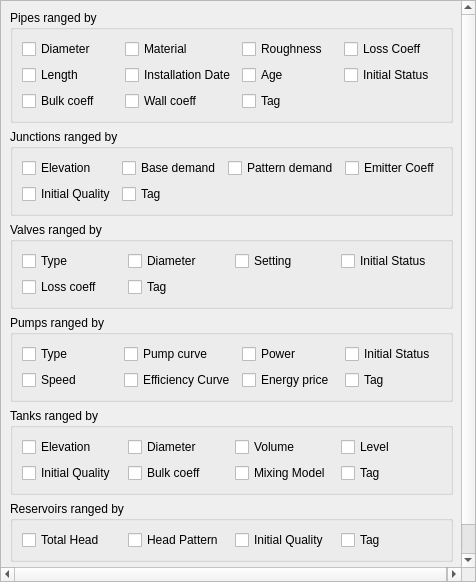
This is ui/qgisred_thematicmaps_dialog.ui in qgisred/QGISRed as Qt 5 draws it before an edit. The edited form follows.
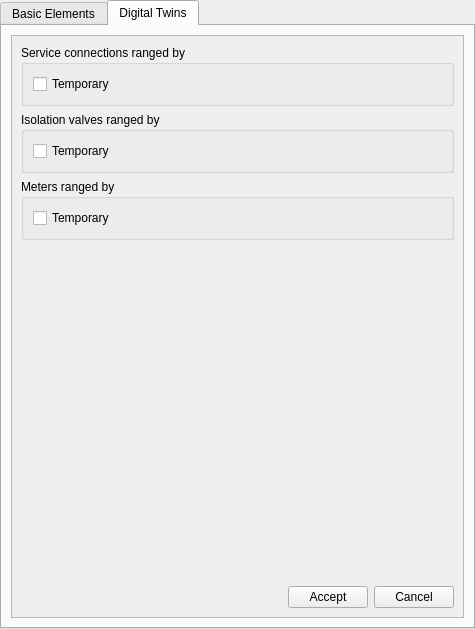
This is the edited form. The open tabs and pages were chosen to show the change.

Commit message: New Queries and Digital Twins

```diff
--- a/ui/qgisred_thematicmaps_dialog.ui
+++ b/ui/qgisred_thematicmaps_dialog.ui
@@ -6,8 +6,8 @@
    <rect>
     <x>0</x>
     <y>0</y>
-    <width>476</width>
-    <height>582</height>
+    <width>475</width>
+    <height>629</height>
    </rect>
   </property>
   <property name="sizePolicy">
@@ -36,6 +36,22 @@
     <number>0</number>
    </property>
    <item>
+    <widget class="QTabWidget" name="tabWidget">
+     <property name="currentIndex">
+      <number>0</number>
+     </property>
+     <property name="movable">
+      <bool>false</bool>
+     </property>
+     <property name="tabBarAutoHide">
+      <bool>false</bool>
+     </property>
+     <widget class="QWidget" name="tab_basicElements">
+      <attribute name="title">
+       <string>Basic Elements</string>
+      </attribute>
+      <layout class="QVBoxLayout" name="verticalLayout">
+       <item>
     <widget class="QScrollArea" name="scrollArea">
      <property name="sizePolicy">
       <sizepolicy hsizetype="Preferred" vsizetype="Preferred">
@@ -54,8 +70,8 @@
        <rect>
         <x>0</x>
         <y>0</y>
-        <width>474</width>
-        <height>580</height>
+            <width>449</width>
+            <height>583</height>
        </rect>
       </property>
       <layout class="QVBoxLayout" name="verticalLayout_2">
@@ -432,6 +448,19 @@
          </layout>
         </widget>
        </item>
+           <item>
+            <spacer name="verticalSpacer_2">
+             <property name="orientation">
+              <enum>Qt::Vertical</enum>
+             </property>
+             <property name="sizeHint" stdset="0">
+              <size>
+               <width>20</width>
+               <height>40</height>
+              </size>
+             </property>
+            </spacer>
+           </item>
        <item>
         <layout class="QHBoxLayout" name="horizontalLayout">
          <item>
@@ -462,6 +491,143 @@
           </widget>
          </item>
         </layout>
+           </item>
+          </layout>
+         </widget>
+        </widget>
+       </item>
+      </layout>
+     </widget>
+     <widget class="QWidget" name="tab_digitalTwins">
+      <attribute name="title">
+       <string>Digital Twins</string>
+      </attribute>
+      <layout class="QHBoxLayout" name="horizontalLayout_5">
+       <item>
+        <widget class="QScrollArea" name="scrollArea_3">
+         <property name="sizePolicy">
+          <sizepolicy hsizetype="Preferred" vsizetype="Preferred">
+           <horstretch>0</horstretch>
+           <verstretch>0</verstretch>
+          </sizepolicy>
+         </property>
+         <property name="sizeAdjustPolicy">
+          <enum>QAbstractScrollArea::AdjustToContents</enum>
+         </property>
+         <property name="widgetResizable">
+          <bool>true</bool>
+         </property>
+         <widget class="QWidget" name="scrollAreaWidgetContents_3">
+          <property name="geometry">
+           <rect>
+            <x>0</x>
+            <y>0</y>
+            <width>449</width>
+            <height>583</height>
+           </rect>
+          </property>
+          <layout class="QVBoxLayout" name="verticalLayout_5">
+           <item>
+            <widget class="QGroupBox" name="gbService">
+             <property name="title">
+              <string>Service connections ranged by</string>
+             </property>
+             <layout class="QGridLayout" name="gridLayout_13">
+              <item row="0" column="0">
+               <widget class="QCheckBox" name="cbPipesDiameter_3">
+                <property name="text">
+                 <string>Temporary</string>
+                </property>
+               </widget>
+              </item>
+             </layout>
+            </widget>
+           </item>
+           <item>
+            <widget class="QGroupBox" name="gbIsolation">
+             <property name="title">
+              <string>Isolation valves ranged by</string>
+             </property>
+             <layout class="QGridLayout" name="gridLayout_17">
+              <item row="0" column="0">
+               <widget class="QCheckBox" name="cbTanksElevation_3">
+                <property name="text">
+                 <string>Temporary</string>
+                </property>
+               </widget>
+              </item>
+             </layout>
+            </widget>
+           </item>
+           <item>
+            <widget class="QGroupBox" name="gbMeters">
+             <property name="sizePolicy">
+              <sizepolicy hsizetype="Preferred" vsizetype="Fixed">
+               <horstretch>0</horstretch>
+               <verstretch>0</verstretch>
+              </sizepolicy>
+             </property>
+             <property name="title">
+              <string>Meters ranged by</string>
+             </property>
+             <layout class="QGridLayout" name="gridLayout_18">
+              <item row="0" column="0">
+               <widget class="QCheckBox" name="cbReservoirsTotalHead_3">
+                <property name="text">
+                 <string>Temporary</string>
+                </property>
+               </widget>
+              </item>
+             </layout>
+            </widget>
+           </item>
+           <item>
+            <spacer name="verticalSpacer">
+             <property name="orientation">
+              <enum>Qt::Vertical</enum>
+             </property>
+             <property name="sizeHint" stdset="0">
+              <size>
+               <width>20</width>
+               <height>40</height>
+              </size>
+             </property>
+            </spacer>
+           </item>
+           <item>
+            <layout class="QHBoxLayout" name="horizontalLayout_4">
+             <item>
+              <spacer name="horizontalSpacer_3">
+               <property name="orientation">
+                <enum>Qt::Horizontal</enum>
+               </property>
+               <property name="sizeHint" stdset="0">
+                <size>
+                 <width>0</width>
+                 <height>0</height>
+                </size>
+               </property>
+              </spacer>
+             </item>
+             <item>
+              <widget class="QPushButton" name="btAccept_3">
+               <property name="text">
+                <string>Accept</string>
+               </property>
+              </widget>
+             </item>
+             <item>
+              <widget class="QPushButton" name="btCancel_3">
+               <property name="text">
+                <string>Cancel</string>
+               </property>
+              </widget>
+             </item>
+            </layout>
+           </item>
+          </layout>
+         </widget>
+        </widget>
        </item>
       </layout>
      </widget>
```
Lines whose indentation alone changed are shown as unchanged. The commit also changes 1 other file.
